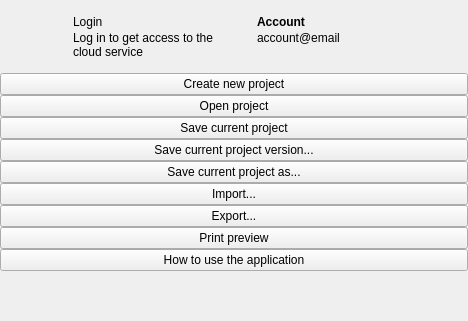
dimkanovikov/KITScenarist, file src/bin/scenarist-desktop/UserInterfaceLayer/Application/MenuView.ui: the form before one commit; both pictures show x 0 to 468 and y 0 to 321 of the 468 by 483 pixel window.
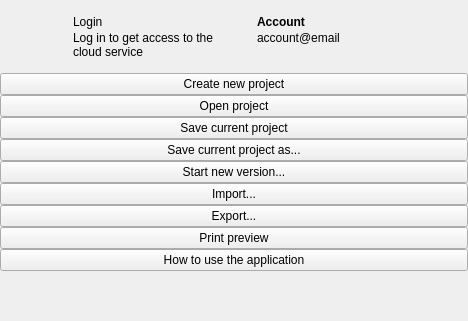
The form after the commit. Icons and pictures are not drawn. Custom widgets are drawn as their Qt base class.

The edit to the form file:
```diff
--- a/src/bin/scenarist-desktop/UserInterfaceLayer/Application/MenuView.ui
+++ b/src/bin/scenarist-desktop/UserInterfaceLayer/Application/MenuView.ui
@@ -258,9 +258,9 @@
            </widget>
           </item>
           <item>
-           <widget class="MenuButton" name="saveVersion">
+           <widget class="MenuButton" name="saveProjectAs">
             <property name="text">
-             <string>Save current project version...</string>
+             <string>Save current project as...</string>
             </property>
             <property name="icon">
              <iconset resource="../../../scenarist-core/Resources/Resources.qrc">
@@ -275,9 +275,9 @@
            </widget>
           </item>
           <item>
-           <widget class="MenuButton" name="saveProjectAs">
+           <widget class="MenuButton" name="startNewVersion">
             <property name="text">
-             <string>Save current project as...</string>
+             <string>Start new version...</string>
             </property>
             <property name="icon">
              <iconset resource="../../../scenarist-core/Resources/Resources.qrc">
```
Left out of the diff: 2 changed lines with no effect on the pictures.
